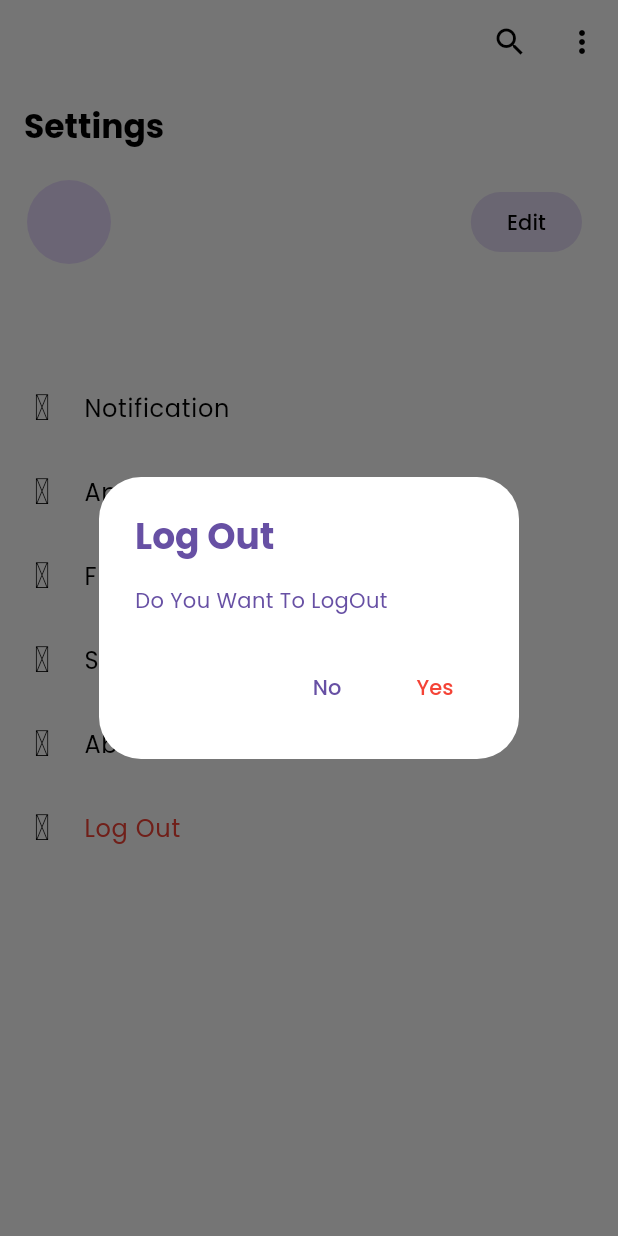
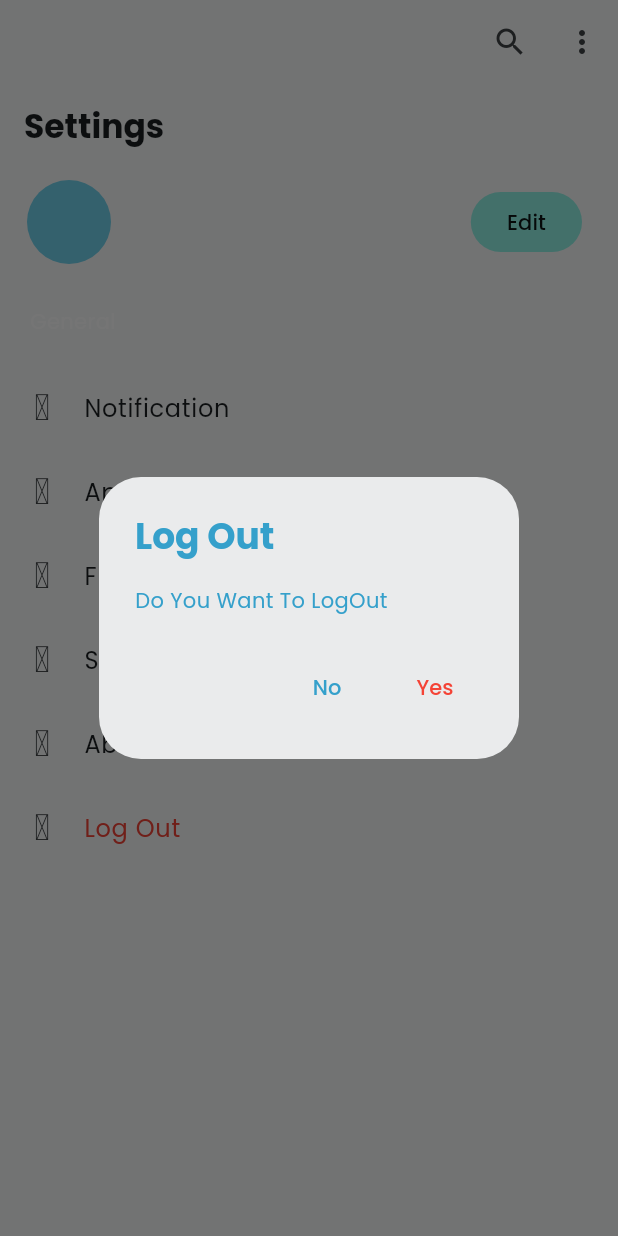
Before and after one commit to dev778g-me/Synctalk, a Flutter app: the SettingsScreen screen opened directly, after a tap on "Log Out", on a phone screen of 412 x 824 dp. Run offline on Flutter 3.47's test engine with Material 3 defaults, Android fonts, the phone set to English and light mode, and no system bars; our stand-ins replace cloud_firestore, dash_chat_2, fade_shimmer, firebase_auth, firebase_core, firebase_storage and 8 more; accounts and stored records are empty; network calls fail.

Commit message:
changed theme

```diff
--- a/lib/authentication/login_screen.dart
+++ b/lib/authentication/login_screen.dart
@@ -29,6 +29,7 @@ class _LoginScreenState extends State<LoginScreen> {
       HapticFeedback.lightImpact();
 
       await Authservice().signin(emailcontroller.text, passwordcontroller.text);
+      if (mounted) {
         ScaffoldMessenger.of(context).showSnackBar(const SnackBar(
           content: Text("Login Successful"),
           behavior: SnackBarBehavior.floating,
@@ -36,9 +37,11 @@ class _LoginScreenState extends State<LoginScreen> {
           backgroundColor: Colors.green,
           showCloseIcon: true,
         ));
+      }
       Navigator.of(context).pushReplacement(
           MaterialPageRoute(builder: (context) => const Wrapper()));
     } else {
+      if (mounted) {
         ScaffoldMessenger.of(context).showSnackBar(const SnackBar(
           content: Text("Please fill all the required fields"),
           behavior: SnackBarBehavior.floating,
@@ -46,6 +49,7 @@ class _LoginScreenState extends State<LoginScreen> {
           backgroundColor: Colors.red,
           showCloseIcon: true,
         ));
+      }
     }
     setState(() {
       isloading = false;
--- a/lib/main.dart
+++ b/lib/main.dart
@@ -56,10 +56,10 @@ class ChatApp extends StatelessWidget {
 
       // Apply the light and dark themes
       theme: ThemeData.from(
-          colorScheme: flexSchemeLight,
+          colorScheme: lightColorScheme,
           textTheme: GoogleFonts.poppinsTextTheme()),
       darkTheme: ThemeData.from(
-          colorScheme: flexSchemeDark,
+          colorScheme: darkColorScheme,
           textTheme: GoogleFonts.poppinsTextTheme()),
 
       themeMode:
--- a/lib/pages/container_screen.dart
+++ b/lib/pages/container_screen.dart
@@ -28,7 +28,6 @@ class _ContainerScreenState extends State<ContainerScreen> {
           labelBehavior: NavigationDestinationLabelBehavior.alwaysShow,
           selectedIndex: currentindex,
           onDestinationSelected: (value) {
-            HapticFeedback.selectionClick();
             setState(() {
               currentindex = value;
             });
--- a/lib/themes/themes.dart
+++ b/lib/themes/themes.dart
@@ -1,73 +1,105 @@
-// Light and dark ColorSchemes made by FlexColorScheme v7.3.1.
-// These ColorScheme objects require Flutter 3.7 or later.
-import 'dart:ui';
-
 import 'package:flutter/material.dart';
 
-const ColorScheme flexSchemeLight = ColorScheme(
+/// Light [ColorScheme] made with FlexColorScheme v8.0.0.
+/// Requires Flutter 3.22.0 or later.
+const ColorScheme lightColorScheme = ColorScheme(
   brightness: Brightness.light,
-  primary: Color(0xff6750a4),
+  primary: Color(0xff35a0cb),
   onPrimary: Color(0xffffffff),
-  primaryContainer: Color(0xffeaddff),
-  onPrimaryContainer: Color(0xff000000),
-  secondary: Color(0xff625b71),
-  onSecondary: Color(0xffffffff),
-  secondaryContainer: Color(0xffe8def8),
-  onSecondaryContainer: Color(0xff000000),
-  tertiary: Color(0xff7d5260),
-  onTertiary: Color(0xffffffff),
-  tertiaryContainer: Color(0xffffd8e4),
-  onTertiaryContainer: Color(0xff000000),
-  error: Color(0xffba1a1a),
+  primaryContainer: Color(0xff71d3ed),
+  onPrimaryContainer: Color(0xff0a1214),
+  primaryFixed: Color(0xffd2e9f3),
+  primaryFixedDim: Color(0xffa5d5e7),
+  onPrimaryFixed: Color(0xff174659),
+  onPrimaryFixedVariant: Color(0xff1a5167),
+  secondary: Color(0xff89d1c8),
+  onSecondary: Color(0xff000000),
+  secondaryContainer: Color(0xff91f4e8),
+  onSecondaryContainer: Color(0xff0c1413),
+  secondaryFixed: Color(0xffcae3e0),
+  secondaryFixedDim: Color(0xffadd4cf),
+  onSecondaryFixed: Color(0xff081715),
+  onSecondaryFixedVariant: Color(0xff173a36),
+  tertiary: Color(0xff61d4d4),
+  onTertiary: Color(0xff000000),
+  tertiaryContainer: Color(0xff8ff3f2),
+  onTertiaryContainer: Color(0xff0c1414),
+  tertiaryFixed: Color(0xffb9e2e2),
+  tertiaryFixedDim: Color(0xff94d4d4),
+  onTertiaryFixed: Color(0xff000101),
+  onTertiaryFixedVariant: Color(0xff0a2525),
+  error: Color(0xffb00020),
   onError: Color(0xffffffff),
-  errorContainer: Color(0xffffdad6),
-  onErrorContainer: Color(0xff000000),
-  background: Color(0xffffffff),
-  onBackground: Color(0xff000000),
-  surface: Color(0xffffffff),
-  onSurface: Color(0xff000000),
-  surfaceVariant: Color(0xffeeeeee),
-  onSurfaceVariant: Color(0xff000000),
-  outline: Color(0xff737373),
-  outlineVariant: Color(0xffbfbfbf),
+  errorContainer: Color(0xfffcd8df),
+  onErrorContainer: Color(0xff141213),
+  surface: Color(0xfff8fafb),
+  onSurface: Color(0xff1b1f21),
+  surfaceDim: Color(0xffdddedf),
+  surfaceBright: Color(0xfff9fbfc),
+  surfaceContainerLowest: Color(0xfffbfdfe),
+  surfaceContainerLow: Color(0xfff4f6f7),
+  surfaceContainer: Color(0xfff0f1f2),
+  surfaceContainerHigh: Color(0xffeaebec),
+  surfaceContainerHighest: Color(0xffe4e5e6),
+  onSurfaceVariant: Color(0xff404446),
+  outline: Color(0xff899295),
+  outlineVariant: Color(0xffc4cdd0),
   shadow: Color(0xff000000),
   scrim: Color(0xff000000),
-  inverseSurface: Color(0xff121212),
-  onInverseSurface: Color(0xffffffff),
-  inversePrimary: Color(0xfff0e9ff),
-  surfaceTint: Color(0xff6750a4),
+  inverseSurface: Color(0xff2a2a2b),
+  onInverseSurface: Color(0xffedeff0),
+  inversePrimary: Color(0xffceffff),
+  surfaceTint: Color(0xff35a0cb),
 );
 
-const ColorScheme flexSchemeDark = ColorScheme(
+/// Dark [ColorScheme] made with FlexColorScheme v8.0.0.
+/// Requires Flutter 3.22.0 or later.
+const ColorScheme darkColorScheme = ColorScheme(
   brightness: Brightness.dark,
-  primary: Color(0xffd0bcff),
-  onPrimary: Color(0xff000000),
-  primaryContainer: Color(0xff4f378b),
-  onPrimaryContainer: Color(0xffffffff),
-  secondary: Color(0xffccc2dc),
-  onSecondary: Color(0xff000000),
-  secondaryContainer: Color(0xff4a4458),
-  onSecondaryContainer: Color(0xffffffff),
-  tertiary: Color(0xffefb8c8),
-  onTertiary: Color(0xff000000),
-  tertiaryContainer: Color(0xff633b48),
-  onTertiaryContainer: Color(0xffffffff),
-  error: Color(0xffffb4ab),
-  onError: Color(0xff000000),
-  errorContainer: Color(0xff93000a),
-  onErrorContainer: Color(0xffffffff),
-  background: Color(0xff121212),
-  onBackground: Color(0xffffffff),
-  surface: Color(0xff121212),
-  onSurface: Color(0xffffffff),
-  surfaceVariant: Color(0xff323232),
-  onSurfaceVariant: Color(0xffffffff),
-  outline: Color(0xff8c8c8c),
-  outlineVariant: Color(0xff404040),
+  primary: Color(0xff5db3d5),
+  onPrimary: Color(0xff040708),
+  primaryContainer: Color(0xff297ea0),
+  onPrimaryContainer: Color(0xfff5fafc),
+  primaryFixed: Color(0xffd2e9f3),
+  primaryFixedDim: Color(0xffa5d5e7),
+  onPrimaryFixed: Color(0xff174659),
+  onPrimaryFixedVariant: Color(0xff1a5167),
+  secondary: Color(0xffa1e9df),
+  onSecondary: Color(0xff060808),
+  secondaryContainer: Color(0xff005049),
+  onSecondaryContainer: Color(0xfff2f7f7),
+  secondaryFixed: Color(0xffcae3e0),
+  secondaryFixedDim: Color(0xffadd4cf),
+  onSecondaryFixed: Color(0xff081715),
+  onSecondaryFixedVariant: Color(0xff173a36),
+  tertiary: Color(0xffa0e5e5),
+  onTertiary: Color(0xff060808),
+  tertiaryContainer: Color(0xff004f50),
+  onTertiaryContainer: Color(0xfff2f7f7),
+  tertiaryFixed: Color(0xffb9e2e2),
+  tertiaryFixedDim: Color(0xff94d4d4),
+  onTertiaryFixed: Color(0xff000101),
+  onTertiaryFixedVariant: Color(0xff0a2525),
+  error: Color(0xffcf6679),
+  onError: Color(0xff080405),
+  errorContainer: Color(0xffb1384e),
+  onErrorContainer: Color(0xfffdf6f7),
+  surface: Color(0xff0d1214),
+  onSurface: Color(0xffe5ebee),
+  surfaceDim: Color(0xff0b1012),
+  surfaceBright: Color(0xff2f3436),
+  surfaceContainerLowest: Color(0xff060c0e),
+  surfaceContainerLow: Color(0xff12181a),
+  surfaceContainer: Color(0xff191e21),
+  surfaceContainerHigh: Color(0xff212628),
+  surfaceContainerHighest: Color(0xff2b3032),
+  onSurfaceVariant: Color(0xffc0c7ca),
+  outline: Color(0xff757a7c),
+  outlineVariant: Color(0xff42484a),
   shadow: Color(0xff000000),
   scrim: Color(0xff000000),
-  inverseSurface: Color(0xffffffff),
-  onInverseSurface: Color(0xff000000),
-  inversePrimary: Color(0xff635b70),
-  surfaceTint: Color(0xffd0bcff),
+  inverseSurface: Color(0xffe3e6e7),
+  onInverseSurface: Color(0xff2a2d2f),
+  inversePrimary: Color(0xff325766),
+  surfaceTint: Color(0xff5db3d5),
 );
```
Also changed, not shown: lib/models/message_model.dart (+5 -2 lines), lib/pages/chat/chat_page.dart (+135 -80 lines), lib/provider/chat_service.dart (+45 -33 lines). Lines whose indentation alone changed are shown as unchanged.
